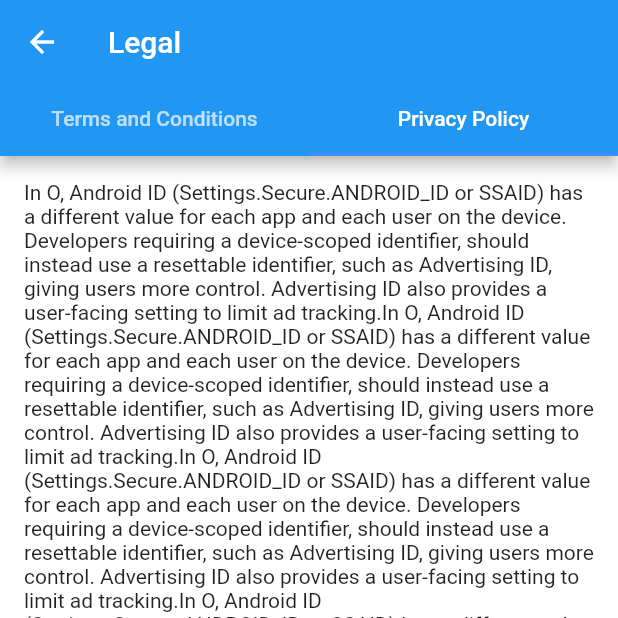
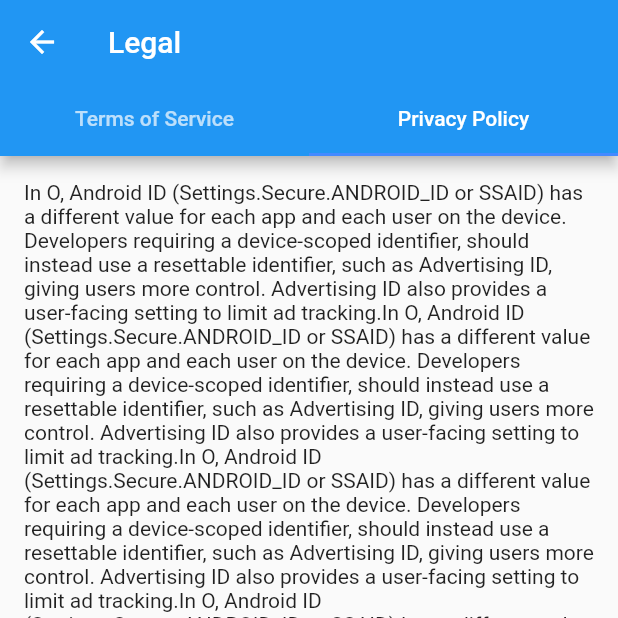
Before and after one commit to AlexHartford/oneword, a Flutter app: the screen it shows after launch, after a tap on "Privacy Policy", on a phone screen of 412 x 824 dp, the top half of it. Run offline on Flutter 3.47's test engine with Material 2 defaults, Android fonts, the light colour scheme and no system bars; our stand-ins replace device_info, flutter_hooks.

Commit message:
fixed weird scaffold color issue

```diff
--- a/lib/main.dart
+++ b/lib/main.dart
@@ -21,7 +21,7 @@ class App extends StatelessWidget {
         theme: ThemeData(
           primarySwatch: Colors.blue,
           accentColor: Colors.blueAccent,
-          scaffoldBackgroundColor: Colors.white70,
+//          scaffoldBackgroundColor: Colors.white70,
           buttonTheme: ButtonThemeData(
             buttonColor: Colors.blue,
             textTheme: ButtonTextTheme.primary
--- a/lib/src/tabs/home/view.dart
+++ b/lib/src/tabs/home/view.dart
@@ -11,7 +11,6 @@ class Home extends StatelessWidget {
   @override
   Widget build(BuildContext context) {
     final user = Provider.of<User>(context);
-    print(user.toString());
 
     return Scaffold(
       appBar: AppBar(
--- a/lib/src/tos.dart
+++ b/lib/src/tos.dart
@@ -16,7 +16,7 @@ class Tos extends StatelessWidget {
             title: Text('Legal'),
             bottom: TabBar(
               tabs: [
-                Tab(key: PageStorageKey('Terms'), text: 'Terms and Conditions'),
+                Tab(key: PageStorageKey('Terms'), text: 'Terms of Service'),
                 Tab(key: PageStorageKey('Privacy'), text: 'Privacy Policy'),
               ],
             ),
```
